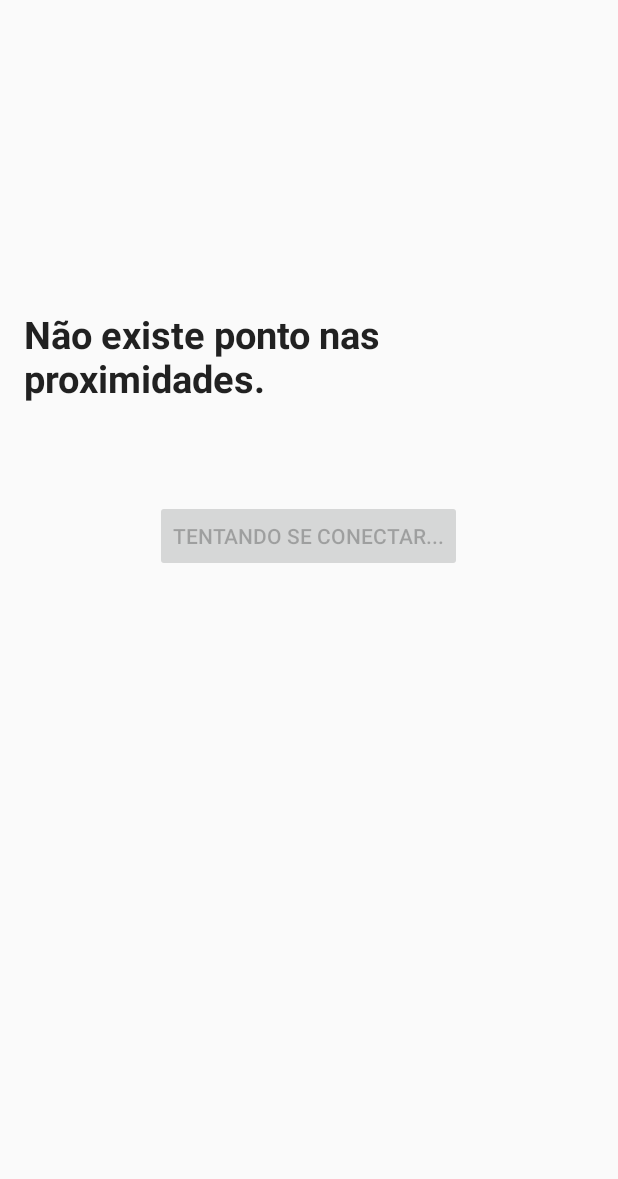
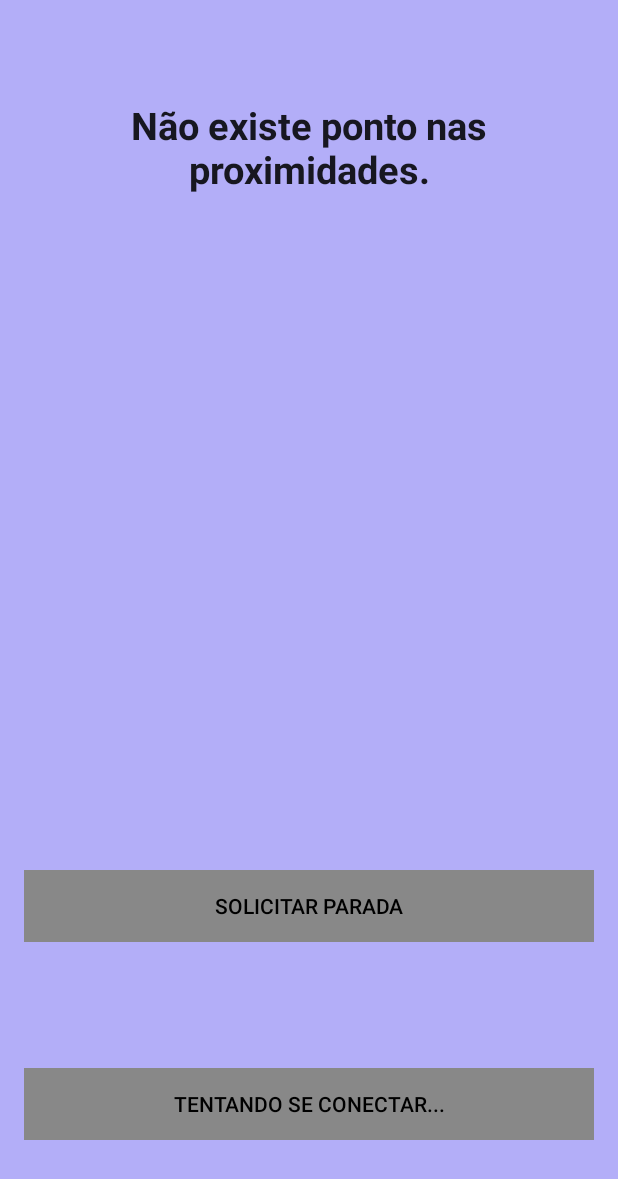
Before and after one commit to ramonhpr/talkabus, an Android app: the screen it shows after launch (MainActivity), on a phone screen of 412 x 824 dp. Shown: the top 1179 px of the screen. Run offline under Robolectric (Android 15) with nearby library versions, the phone set to English and light mode, and no system bars.

Commit message:
Solicitação de parada adicionado!

```diff
--- a/android/app/src/main/java/com/cin/ess/talkabus/MainActivity.java
+++ b/android/app/src/main/java/com/cin/ess/talkabus/MainActivity.java
@@ -1,6 +1,7 @@
 package com.cin.ess.talkabus;
 
 import android.app.Activity;
+import android.graphics.Color;
 import android.os.Bundle;
 import android.view.View;
 import android.view.WindowManager;
@@ -11,7 +12,7 @@ public class MainActivity extends Activity{
 
     private TextView textView;
     private boolean connected = false;
-    private Button button;
+    private Button conectar, solicitarParada;
     private SocketTask st = null;
     private Speech speech;
 
@@ -26,7 +27,9 @@ public class MainActivity extends Activity{
 
         textView = (TextView) findViewById(R.id.textview);
 
-        button = (Button) findViewById(R.id.button);
+        conectar = (Button) findViewById(R.id.button);
+        solicitarParada = (Button) findViewById(R.id.button2);
+        solicitarParada.setBackgroundColor(Color.GRAY);
         buttonConfigure();
 
         st = createSockeyTask("192.168.1.100", 5050, 5000);
@@ -36,30 +39,41 @@ public class MainActivity extends Activity{
 
     //configura as ações do botão
     public void buttonConfigure() {
-        button.setOnClickListener(new View.OnClickListener() {
+        conectar.setOnClickListener(new View.OnClickListener() {
             @Override
             public void onClick(View v) {
-
+                conectar.setEnabled(false);
                 if (connected) {
-                    button.setEnabled(false);
                     if (st != null)
                         st.closeConnection();
                     connected = false;
                     textView.setText("Conexão encerrada.");
                     speech.speak(textView.getText().toString());
-                    button.setText("Conectar");
+                    conectar.setText("Conectar");
+                    conectar.setBackgroundColor(Color.parseColor("#00ff08"));
+                    solicitarParada.setEnabled(false);
                     st.cancel(true);
                     st = null;
-                    button.setEnabled(true);
-
                 } else {
                     if (st == null) {
-                        button.setEnabled(false);
                         st = createSockeyTask("192.168.1.100", 5050, 5000);
                         st.execute("connectRequest");
-                        button.setEnabled(true);
                     }
                 }
+                conectar.setEnabled(true);
+            }
+        });
+
+
+        solicitarParada.setOnClickListener(new View.OnClickListener() {
+            @Override
+            public void onClick(View v) {
+                if(st != null)
+                {
+                    st.solicitarParada();
+                }
+
+
             }
         });
     }
@@ -72,22 +86,49 @@ public class MainActivity extends Activity{
             @Override
             protected void onProgressUpdate(String... progress){
 
-                if (progress[0].equals("Não existe ponto nas proximidades.")) {
+                String progresso = progress[0];
+
+                if (progresso.equals("Não existe ponto nas proximidades.") || progresso.equals("Não foi possível se conectar ao ponto.") ) {
                     connected = false;
-                    button.setEnabled(false);
-                    button.setText("Tentando se conectar...");
+                    conectar.setEnabled(false);
+                    conectar.setText("Tentando se conectar...");
+                    conectar.setBackgroundColor(Color.GRAY);
+
+                    textView.setText(progresso);
+                    speech.speak(textView.getText().toString());
                 }
-                else
+                else if (progresso.equals("Onibus se aproximando."))
                 {
+                    solicitarParada.setEnabled(true);
+                    solicitarParada.setBackgroundColor(Color.RED);
+
+                }else if(progresso.equals("Onibus passou.")){
+                    solicitarParada.setEnabled(false);
+                    solicitarParada.setBackgroundColor(Color.GRAY);
+                }
+                else if(progresso.equals("Parada Solicitada, e sua conexão com o ponto foi encerrada."))
+                {
+                    solicitarParada.setEnabled(false);
+                    solicitarParada.setBackgroundColor(Color.GRAY);
+                    connected = false;
+                    st = null;
+                    conectar.setEnabled(false);
+                    conectar.setText("Conectar");
+                    conectar.setEnabled(true);
+                    conectar.setBackgroundColor(Color.parseColor("#00ff08"));
+                    textView.setText(progresso);
+                    speech.speak(textView.getText().toString());
+                }
+                else{
                     connected = true;
-                    button.setEnabled(false);
-                    button.setText("Desconectar");
-                    button.setEnabled(true);
+                    conectar.setEnabled(false);
+                    conectar.setText("Desconectar");
+                    conectar.setEnabled(true);
+                    conectar.setBackgroundColor(Color.YELLOW);
+
+                    textView.setText(progresso);
+                    speech.speak(textView.getText().toString());
                 }
-
-                textView.setText(progress[0]);
-                speech.speak(textView.getText().toString());
-
             }
         };
     }
--- a/android/app/src/main/res/layout/activity_main.xml
+++ b/android/app/src/main/res/layout/activity_main.xml
@@ -4,26 +4,48 @@
     android:layout_height="match_parent" android:paddingLeft="@dimen/activity_horizontal_margin"
     android:paddingRight="@dimen/activity_horizontal_margin"
     android:paddingTop="@dimen/activity_vertical_margin"
-    android:paddingBottom="@dimen/activity_vertical_margin" tools:context=".MainActivity">
+    android:paddingBottom="@dimen/activity_vertical_margin" tools:context=".MainActivity"
+    android:background="#d2a49ef8">
 
     <TextView android:text="Talkabus" android:layout_width="wrap_content"
         android:layout_height="wrap_content"
-        android:layout_alignParentTop="true"
-        android:layout_centerHorizontal="true"
-        android:layout_marginTop="189dp"
         android:textColor="@color/abc_primary_text_material_light"
         android:textSize="25dp"
         android:textStyle="bold"
-        android:id="@+id/textview" />
+        android:id="@+id/textview"
+        android:textAlignment="center"
+        android:layout_marginTop="50dp"
+        android:layout_alignParentTop="true"
+        android:layout_centerHorizontal="true" />
 
     <Button
         android:layout_width="wrap_content"
         android:layout_height="wrap_content"
         android:text="Conectar"
         android:id="@+id/button"
-        android:layout_below="@+id/textview"
-        android:layout_centerHorizontal="true"
-        android:layout_marginTop="64dp"
         android:enabled="false"
-        android:focusableInTouchMode="false" />
+        android:focusableInTouchMode="false"
+        android:layout_marginBottom="48dp"
+        android:layout_alignParentBottom="true"
+        android:layout_alignParentLeft="true"
+        android:layout_alignParentStart="true"
+        android:layout_alignRight="@+id/button2"
+        android:layout_alignEnd="@+id/button2"
+        android:textColor="#000000"
+        android:background="#00ff08" />
+
+    <Button
+        android:layout_width="fill_parent"
+        android:layout_height="wrap_content"
+        android:text="Solicitar Parada"
+        android:id="@+id/button2"
+        android:enabled="false"
+        android:focusableInTouchMode="false"
+        android:layout_above="@+id/button"
+        android:layout_alignParentRight="true"
+        android:layout_alignParentEnd="true"
+        android:layout_marginBottom="84dp"
+        android:textColor="#000000"
+        android:background="#ebd6d6"
+        android:allowUndo="true" />
 </RelativeLayout>
```
Also changed, not shown: android/app/src/main/java/com/cin/ess/talkabus/SocketTask.java (+41 -5 lines).
